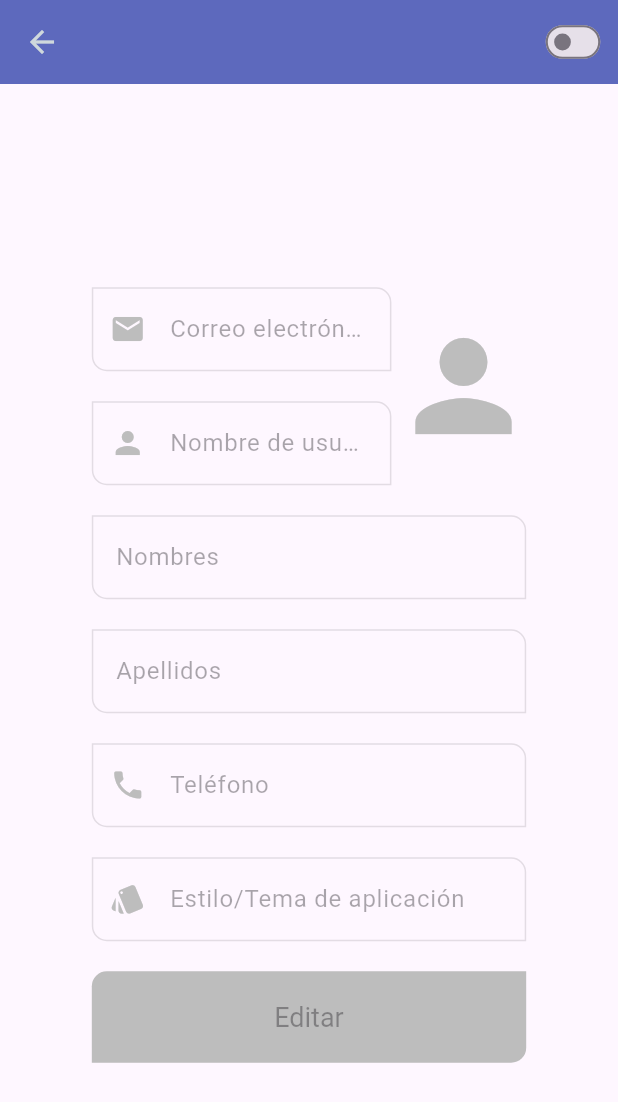
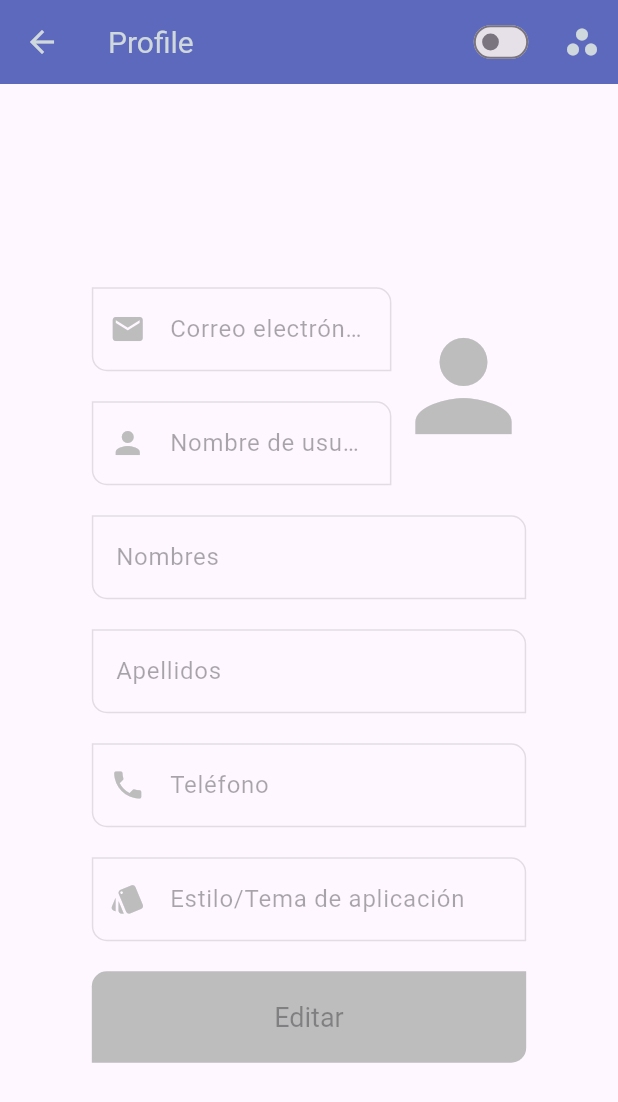
Before and after one commit to daruiza/dropbucket_flutter, a Flutter app: the ProfileScreen screen opened directly, on a phone screen of 412 x 824 dp. Shown: the top 1102 px of the screen. Run offline on Flutter 3.47's test engine with Material 3 defaults, Android fonts, the phone set to English and light mode, and no system bars; our stand-ins replace file_picker, flutter_secure_storage; missing offline and left inert: encrypt, file_icon, universal_html; accounts and stored records are empty; network calls fail.

Commit message:
HOME init

```diff
--- a/lib/app_bar_menu.dart
+++ b/lib/app_bar_menu.dart
@@ -8,7 +8,7 @@ import 'package:flutter/material.dart';
 import 'package:provider/provider.dart';
 
 class AppBarMenu extends StatelessWidget implements PreferredSizeWidget {
-  final Widget title;
+  final String title;
   final List<Widget>? actions;
   final Widget? leading;
   final bool automaticallyImplyLeading;
@@ -33,11 +33,10 @@ class AppBarMenu extends StatelessWidget implements PreferredSizeWidget {
 
     final prefix = authProvider.user?.prefix ?? '';
     final prefixcurrent = authProvider.user?.prefixcurrent ?? '';
-
     final String currentRoute = ModalRoute.of(context)?.settings.name ?? '';
 
     return AppBar(
-      title: Text(authProvider.user?.name ?? ''),
+      title: Text(authProvider.user?.name ?? title),
       actions: [
         // FolderReturn
         if (prefixcurrent.length > prefix.length && currentRoute == Routes.home)
@@ -49,19 +48,29 @@ class AppBarMenu extends StatelessWidget implements PreferredSizeWidget {
                 }),
           ),
         ...actions ?? [],
+        if (authProvider.isAuthenticated &&
+            (currentRoute == Routes.profile || currentRoute == Routes.users))
+          IconButton(
+            onPressed: () {
+              Navigator.pushReplacementNamed(context, Routes.home);
+            },
+            icon: Icon(Icons.home, color: IndigoTheme.texContrastColor),
+          ),
+        if (currentRoute != Routes.users)
+          IconButton(
+            icon: Icon(
+              Icons.workspaces_rounded,
+              color: IndigoTheme.texContrastColor,
+            ),
+            onPressed:
+                () => Navigator.pushReplacementNamed(context, Routes.users),
+          ),
         if (authProvider.isAuthenticated && currentRoute != Routes.profile)
           IconButton(
             onPressed: () {
               Navigator.pushReplacementNamed(context, Routes.profile);
             },
             icon: Icon(Icons.person, color: IndigoTheme.texContrastColor),
-          ),
-        if (authProvider.isAuthenticated && currentRoute == Routes.profile)
-          IconButton(
-            onPressed: () {
-              Navigator.pushReplacementNamed(context, Routes.home);
-            },
-            icon: Icon(Icons.home, color: IndigoTheme.texContrastColor),
           ),
         if (authProvider.isAuthenticated)
           IconButton(
@@ -99,28 +108,6 @@ class AppBarMenu extends StatelessWidget implements PreferredSizeWidget {
         'login',
         // arguments: {'goodbay': true},
       );
-
-      // Esta forma falla
-      // Navigator.of(context).pushNamedAndRemoveUntil('/login', (route) => false);
-
-      // Navigator.pushAndRemoveUntil(
-      //   context,
-      //   MaterialPageRoute(
-      //     builder: (context) {
-      //       return const LoginScreen();
-      //     },
-      //   ),
-      //   (Route<dynamic> route) => false,
-      // );
-
-      // Navigator.of(context, rootNavigator: true).pushAndRemoveUntil(
-      //   MaterialPageRoute(
-      //     builder: (BuildContext context) {
-      //       return const LoginScreen();
-      //     },
-      //   ),
-      //   (_) => false,
-      // );
     }
   }
 
--- a/lib/models/user_response.dart
+++ b/lib/models/user_response.dart
@@ -33,32 +33,38 @@ class UserResponse {
   });
 
   factory UserResponse.fromJson(Map<String, dynamic> json) {
+    try {
       List<Option> userOptions = [];
       if (json['user']?['rol']?['optionrols'] != null) {
-      userOptions = (json['user']['rol']['optionrols'] as List)
+        userOptions =
+            (json['user']['rol']['optionrols'] as List)
                 .map((optionRol) => optionRol['option'] as Map<String, dynamic>)
                 .map((optionJson) => Option.fromJson(optionJson))
                 .toList();
       }
 
       return UserResponse(
-      id: json['user']['id'],
-      email: json['user']['email'],
-      name: json['user']['name'],
-      names: json['user']['names'],
-      lastnames: json['user']['lastnames'],
-      phone: json['user']['phone'],
-      theme: json['user']['theme'],
-      prefix: json['user']['prefix'],
+        id: json['user']['id'] ?? 1,
+        email: json['user']['email'] ?? '',
+        name: json['user']['name'] ?? '',
+        names: json['user']['names'] ?? '',
+        lastnames: json['user']['lastnames'] ?? '',
+        phone: json['user']['phone'] ?? '',
+        theme: json['user']['theme'] ?? '',
+        prefix: json['user']['prefix'] ?? '',
         prefixcurrent: json['user']['prefixcurrent'] ?? json['user']['prefix'],
-      photo: json['user']['photo'],
-      rolId: json['user']['rolId'],
-      rol: json['user']?['rol'] != null
-          ? Rol.fromJson(json['user']?['rol'])
-          : Rol(id: 0, name: '', description: ''),
+        photo: json['user']['photo'] ?? '',
+        rolId: json['user']['rolId'] ?? 1,
+        rol:
+            json['user']?['rol'] != null
+                ? Rol.fromJson(json['user']['rol'])
+                : Rol(id: 1, name: '', description: ''),
         options: userOptions,
         token: json['token'] ?? '',
       );
+    } catch (_) {
+      rethrow;
+    }
   }
 
   static List<UserResponse> fromJsonList(dynamic json) {
@@ -79,7 +85,7 @@ class UserResponse {
       'photo': photo,
       'rolId': rolId,
       'rol': rol.toJson(),
-      'options': options.map((Option el) => el.toJson()).toList()
+      'options': options.map((Option el) => el.toJson()).toList(),
     };
   }
 }
@@ -88,17 +94,13 @@ class Rol {
   final int id;
   final String name;
   final String description;
-  Rol({
-    required this.id,
-    required this.name,
-    required this.description,
-  });
+  Rol({required this.id, required this.name, required this.description});
 
   factory Rol.fromJson(Map<String, dynamic> json) {
     return Rol(
-      id: json['id'],
-      name: json['name'],
-      description: json['description'],
+      id: json['id'] ?? 1,
+      name: json['name'] ?? '',
+      description: json['description'] ?? '',
     );
   }
 
@@ -107,11 +109,7 @@ class Rol {
   }
 
   Map<String, dynamic> toJson() {
-    return {
-      'id': id,
-      'name': name,
-      'description': description,
-    };
+    return {'id': id, 'name': name, 'description': description};
   }
 }
 
@@ -152,25 +150,17 @@ class Option {
   final String name;
   final String? description;
 
-  const Option({
-    required this.id,
-    required this.name,
-    this.description,
-  });
+  const Option({required this.id, required this.name, this.description});
 
   factory Option.fromJson(Map<String, dynamic> json) {
     return Option(
-      id: json['id'],
-      name: json['name'],
+      id: json['id'] ?? 1,
+      name: json['name'] ?? '',
       description: json['description'],
     );
   }
 
   Map<String, dynamic> toJson() {
-    return {
-      'id': id,
-      'name': name,
-      'description': description,
-    };
+    return {'id': id, 'name': name, 'description': description};
   }
 }
--- a/lib/route.dart
+++ b/lib/route.dart
@@ -34,6 +34,11 @@ class Routes {
       Routes.profile:
           (context) => AuthMiddleware(
             child: const ProfileScreen(),
+            onUnauthorized: () => const LoginScreen(),
+          ),
+      Routes.users:
+          (context) => AuthMiddleware(
+            child: const UsersScreen(),
             onUnauthorized: () => const LoginScreen(),
           ),
       Routes.login:
--- a/lib/screens/home_screen.dart
+++ b/lib/screens/home_screen.dart
@@ -41,7 +41,7 @@ class HomeScreen extends StatelessWidget {
         return Scaffold(
           appBar: AppBarMenu(
             // TODO: colocar el Breadcrumb aqui en el medio
-            title: Text(authProvider.user?.name ?? 'Home'),
+            title: 'Home',
             actions: [],
           ),
           body: Column(
--- a/lib/screens/profile_screen.dart
+++ b/lib/screens/profile_screen.dart
@@ -39,7 +39,7 @@ class _ProfileScreenState extends State<ProfileScreen> {
     return Scaffold(
       appBar: AppBarMenu(
         // TODO: colocar el Breadcrumb aqui en el medio
-        title: Text(authProvider.user?.name ?? 'Profile'),
+        title: 'Profile',
         actions: [
           Transform.scale(
             scale: 0.7,
--- a/lib/screens/screens.dart
+++ b/lib/screens/screens.dart
@@ -1,4 +1,4 @@
-
+export 'package:dropbucket_flutter/screens/users_screen.dart';
 export 'package:dropbucket_flutter/screens/home_screen.dart';
 export 'package:dropbucket_flutter/screens/login_screen.dart';
 export 'package:dropbucket_flutter/screens/profile_screen.dart';
--- a/lib/services/auth_service.dart
+++ b/lib/services/auth_service.dart
@@ -6,7 +6,7 @@ import 'package:flutter_secure_storage/flutter_secure_storage.dart';
 import 'package:http/http.dart' as http;
 
 class AuthService extends ChangeNotifier {
-  final String _baseUrl = 'http://temposolutions.online:3000';
+  final String _baseUrl = 'temposolutions.online:3000';
   // final String _baseUrl = '3.239.255.151:3000';
   // final String _baseUrl = 'localhost:3000';
 
@@ -35,8 +35,8 @@ class AuthService extends ChangeNotifier {
         final data = jsonDecode(response.body);
 
         // Agregar / al prefix y al prefix
-        if (data['user']['prefix'] != '' &&
-            data['user']['prefix'] != null &&
+        if (data['user']['prefix'] != null &&
+            data['user']['prefix'] != '' &&
             !data['user']['prefix'].endsWith('/')) {
           data['user']['prefix'] += '/';
         }
--- a/pubspec.yaml
+++ b/pubspec.yaml
@@ -44,6 +44,7 @@ dependencies:
   web: ^1.1.1
   js: ^0.6.7
   path_provider: ^2.1.5
+  universal_html: ^2.2.4
 
 dev_dependencies:
   flutter_test:
```
Also changed, not shown: lib/screens/login_screen.dart (+11 -3 lines), lib/screens/users_screen.dart (added, +22 -0 lines), lib/utils/file_handler.dart (+21 -34 lines), lib/utils/folder_handler.dart (+6 -4 lines), lib/utils/message.dart (+9 -1 lines), lib/widgets/message_snack_bar.dart (+2 -6 lines), pubspec.lock, 3 other files. Lines whose indentation alone changed are shown as unchanged.
